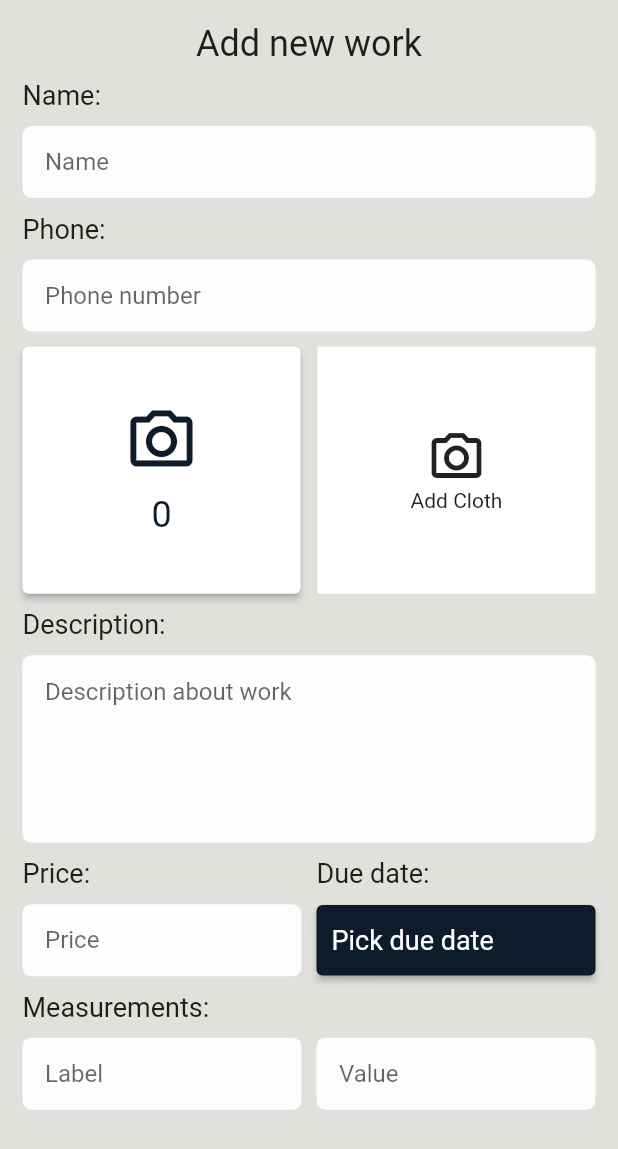
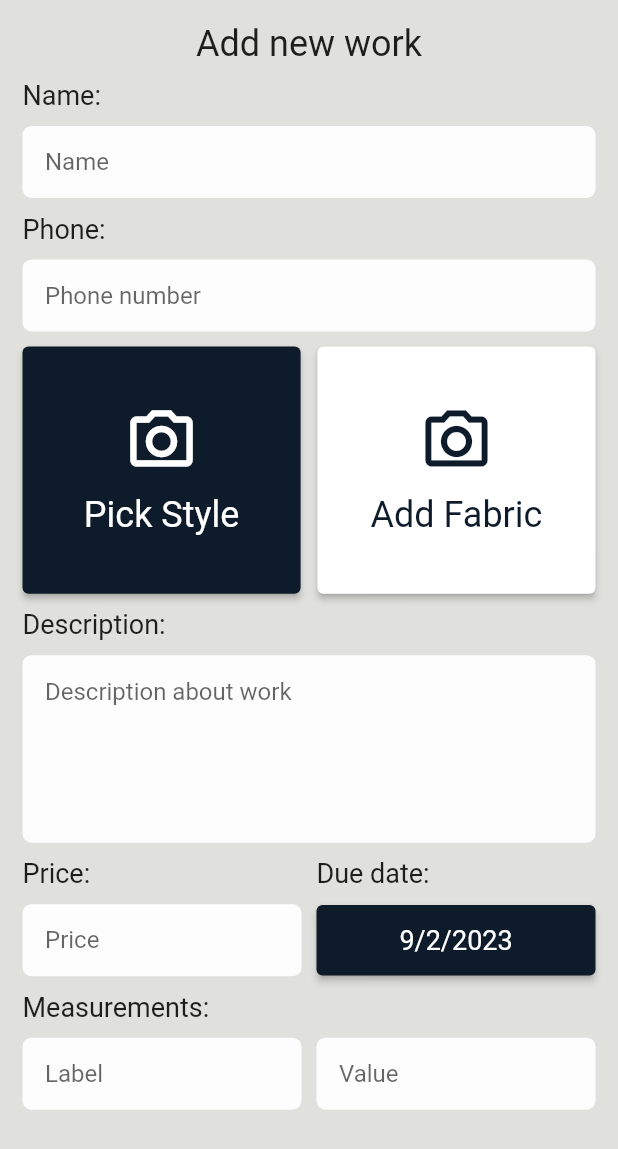
Before and after one commit to Genics85/tailor-app, a Flutter app: the AddPage screen opened directly, on a phone screen of 412 x 824 dp. Shown: the top 1149 px of the screen. Run offline on Flutter 3.47's test engine with Material 2 defaults, Android fonts, the phone set to English and light mode, and no system bars; our stand-ins replace image_picker; network calls fail.

Commit message:
done with image and date pickers

```diff
--- a/lib/screens/add_page.dart
+++ b/lib/screens/add_page.dart
@@ -32,8 +32,8 @@ class _AddPageState extends State<AddPage> {
   DateTime dateTime = DateTime.now();
   bool static = true;
 
-  pickDate(BuildContext context) async {
-    await showDatePicker(
+  pickDate(BuildContext context) {
+    showDatePicker(
         context: context,
         initialDate: DateTime.now(),
         firstDate: DateTime.now(),
@@ -49,9 +49,13 @@ class _AddPageState extends State<AddPage> {
             child: child!,
           );
         }).then((value) {
+      if (value == null) {
+        return;
+      } else {
         setState(() {
-        dateTime = value!;
+          dateTime = value;
         });
+      }
     });
   }
 
@@ -64,15 +68,11 @@ class _AddPageState extends State<AddPage> {
   }
 
   pickCloth() async {
-    debugPrint((clothPic == null).toString());
-    debugPrint("###########################################");
     var image = await ImagePicker().pickImage(source: ImageSource.gallery);
     if (image == null) return null;
     setState(() {
       clothPic = File(image.path);
     });
-    debugPrint("###########################################");
-    debugPrint((clothPic == null).toString());
   }
 
   @override
@@ -143,22 +143,21 @@ class _AddPageState extends State<AddPage> {
                       mainAxisAlignment: MainAxisAlignment.spaceBetween,
                       children: [
                         ElevatedButton(
-                            onPressed: () {
-                              debugPrint(dateTime.toString());
-                            },
+                            onPressed: pickStyle,
                             style: ElevatedButton.styleFrom(
-                                minimumSize:
+                                fixedSize:
                                     Size(size.width * 0.45, size.height * 0.20),
-                                foregroundColor: AppColors.colorDark,
-                                backgroundColor: Colors.white,
+                                foregroundColor: Colors.white,
+                                backgroundColor: AppColors.colorDark,
                                 padding: const EdgeInsets.symmetric(
                                     horizontal: 10, vertical: 10),
-                                textStyle: TextStyle(
+                                textStyle: const TextStyle(
                                   fontSize: 24,
                                 )),
                             child: stylePic == null
                                 ? Column(
-                                    children: [
+                                    mainAxisAlignment: MainAxisAlignment.center,
+                                    children: const [
                                       Icon(
                                         Icons.camera_alt_outlined,
                                         size: 50,
@@ -166,55 +165,53 @@ class _AddPageState extends State<AddPage> {
                                       SizedBox(
                                         height: 10,
                                       ),
-                                      Text(counter.toString())
+                                      Text("Pick Style")
                                     ],
                                   )
-                                : Image.file(stylePic!)),
-                        GestureDetector(
-                          onTap: increaseCounter,
-                          child: Container(
+                                : Container(
+                                    decoration: BoxDecoration(
+                                        borderRadius: BorderRadius.circular(7)),
                                     width: size.width * 0.45,
                                     height: size.height * 0.20,
-                            decoration: BoxDecoration(
-                                color: static ? Colors.white : Colors.blue),
-                            alignment: Alignment.center,
-                            child: Column(
+                                    child: Image.file(
+                                      stylePic!,
+                                      fit: BoxFit.cover,
+                                    ))),
+                        ElevatedButton(
+                            onPressed: pickCloth,
+                            style: ElevatedButton.styleFrom(
+                                fixedSize:
+                                    Size(size.width * 0.45, size.height * 0.20),
+                                foregroundColor: AppColors.colorDark,
+                                backgroundColor: Colors.white,
+                                padding: const EdgeInsets.symmetric(
+                                    horizontal: 10, vertical: 10),
+                                textStyle: const TextStyle(
+                                  fontSize: 24,
+                                )),
+                            child: clothPic == null
+                                ? Column(
                                     mainAxisAlignment: MainAxisAlignment.center,
-                                children: [
+                                    children: const [
                                       Icon(
                                         Icons.camera_alt_outlined,
-                                    size: 40,
+                                        size: 50,
                                       ),
-                                  Text(
-                                    "Add Cloth",
+                                      SizedBox(
+                                        height: 10,
+                                      ),
+                                      Text("Add Fabric")
+                                    ],
                                   )
-                                ]),
-                          ),
-                        )
-                        // ElevatedButton(
-                        //     onPressed: pickCloth,
-                        //     style: ElevatedButton.styleFrom(
-                        //         minimumSize:
-                        //             Size(size.width * 0.45, size.height * 0.20),
-                        //         foregroundColor: AppColors.colorDark,
-                        //         backgroundColor: Colors.white,
-                        //         padding: const EdgeInsets.symmetric(
-                        //             horizontal: 10, vertical: 10),
-                        //         textStyle: const TextStyle(
-                        //           fontSize: 24,
-                        //         )),
-                        //     child: Column(
-                        //       children: const [
-                        //         Icon(
-                        //           Icons.camera_alt_outlined,
-                        //           size: 50,
-                        //         ),
-                        //         SizedBox(
-                        //           height: 10,
-                        //         ),
-                        //         Text("Add Fabric")
-                        //       ],
-                        //     ))
+                                : Container(
+                                    decoration: BoxDecoration(
+                                        borderRadius: BorderRadius.circular(7)),
+                                    width: size.width * 0.45,
+                                    height: size.height * 0.20,
+                                    child: Image.file(
+                                      clothPic!,
+                                      fit: BoxFit.cover,
+                                    )))
                       ],
                     ),
                     const SizedBox(height: 10),
@@ -304,9 +301,10 @@ class _AddPageState extends State<AddPage> {
                                         textStyle: const TextStyle(
                                           fontSize: 18,
                                         )),
-                                    child: const Align(
-                                        alignment: Alignment.centerLeft,
-                                        child: Text("Pick due date"))),
+                                    child: Align(
+                                        alignment: Alignment.center,
+                                        child: Text(
+                                            '${dateTime.day}/${dateTime.month}/${dateTime.year}'))),
                               ],
                             ))
                       ],
```
Lines whose indentation alone changed are shown as unchanged.
